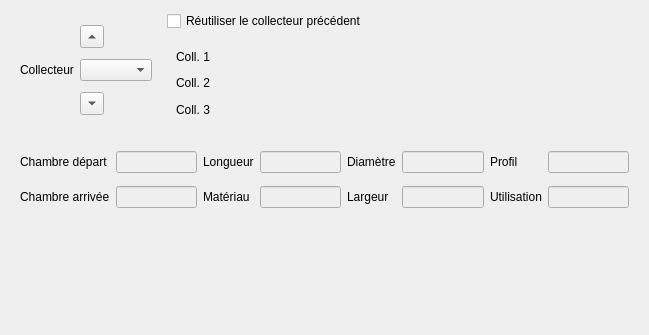
First picture: the form in ui/ui_sectionwidget.ui, repository opengisch/QGIS_TEKSI_Wincan_Importer_Plugin, before the edit.
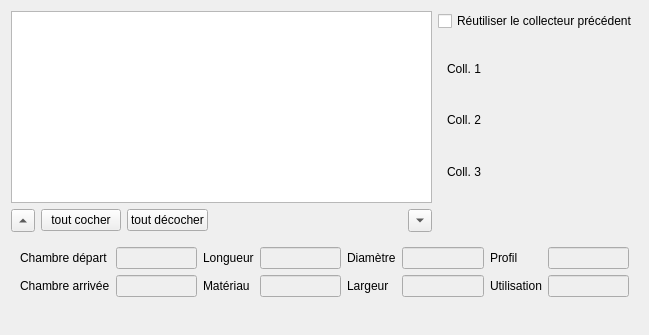
Second picture: the form after the edit. Custom widgets are drawn as their Qt base class.

Commit message: use list widget, allow to use previous section

The edit to the form file:
```diff
--- a/ui/ui_sectionwidget.ui
+++ b/ui/ui_sectionwidget.ui
@@ -14,7 +14,7 @@
    <string>Form</string>
   </property>
   <layout class="QGridLayout" name="gridLayout">
-   <item row="1" column="2">
+   <item row="1" column="6">
     <widget class="QWidget" name="widget_2" native="true">
      <property name="sizePolicy">
       <sizepolicy hsizetype="MinimumExpanding" vsizetype="Preferred">
@@ -56,7 +56,21 @@
      </layout>
     </widget>
    </item>
-   <item row="3" column="1" colspan="2">
+   <item row="0" column="1" rowspan="2" colspan="5">
+    <widget class="QListWidget" name="sectionListWidget">
+     <property name="selectionBehavior">
+      <enum>QAbstractItemView::SelectRows</enum>
+     </property>
+    </widget>
+   </item>
+   <item row="3" column="2">
+    <widget class="QPushButton" name="checkAllButton">
+     <property name="text">
+      <string>tout cocher</string>
+     </property>
+    </widget>
+   </item>
+   <item row="4" column="1" colspan="6">
     <widget class="QWidget" name="widget" native="true">
      <layout class="QGridLayout" name="gridLayout_3">
       <item row="1" column="1">
@@ -174,7 +188,7 @@
      </layout>
     </widget>
    </item>
-   <item row="10" column="1" colspan="2">
+   <item row="11" column="1" colspan="6">
     <widget class="InspectionWidget" name="inspectionWidget" native="true">
      <layout class="QGridLayout" name="gridLayout_2">
       <property name="margin">
@@ -183,47 +197,51 @@
      </layout>
     </widget>
    </item>
-   <item row="0" column="2">
+   <item row="0" column="6">
     <widget class="QCheckBox" name="usePreviousSectionCheckBox">
      <property name="text">
       <string>Réutiliser le collecteur précédent</string>
      </property>
     </widget>
    </item>
-   <item row="0" column="1" rowspan="2">
-    <widget class="QWidget" name="widget_3" native="true">
-     <layout class="QGridLayout" name="gridLayout_5">
-      <item row="0" column="1">
-       <widget class="QToolButton" name="previousButton">
-        <property name="text">
-         <string>...</string>
-        </property>
-        <property name="arrowType">
-         <enum>Qt::UpArrow</enum>
-        </property>
-       </widget>
-      </item>
-      <item row="1" column="1">
-       <widget class="QComboBox" name="sectionCombo"/>
-      </item>
-      <item row="1" column="0">
-       <widget class="QLabel" name="label_9">
-        <property name="text">
-         <string>Collecteur</string>
-        </property>
-       </widget>
-      </item>
-      <item row="2" column="1">
-       <widget class="QToolButton" name="nextButton">
-        <property name="text">
-         <string>...</string>
-        </property>
-        <property name="arrowType">
-         <enum>Qt::DownArrow</enum>
-        </property>
-       </widget>
-      </item>
-     </layout>
+   <item row="3" column="5">
+    <widget class="QToolButton" name="nextButton">
+     <property name="text">
+      <string>...</string>
+     </property>
+     <property name="arrowType">
+      <enum>Qt::DownArrow</enum>
+     </property>
+    </widget>
+   </item>
+   <item row="3" column="1">
+    <widget class="QToolButton" name="previousButton">
+     <property name="text">
+      <string>...</string>
+     </property>
+     <property name="arrowType">
+      <enum>Qt::UpArrow</enum>
+     </property>
+    </widget>
+   </item>
+   <item row="3" column="4">
+    <spacer name="horizontalSpacer">
+     <property name="orientation">
+      <enum>Qt::Horizontal</enum>
+     </property>
+     <property name="sizeHint" stdset="0">
+      <size>
+       <width>40</width>
+       <height>20</height>
+      </size>
+     </property>
+    </spacer>
+   </item>
+   <item row="3" column="3">
+    <widget class="QPushButton" name="uncheckAllButton">
+     <property name="text">
+      <string>tout décocher</string>
+     </property>
     </widget>
    </item>
   </layout>
```
Left out of the diff: 4 changed lines with no effect on the pictures. The commit also changes 6 other files.
